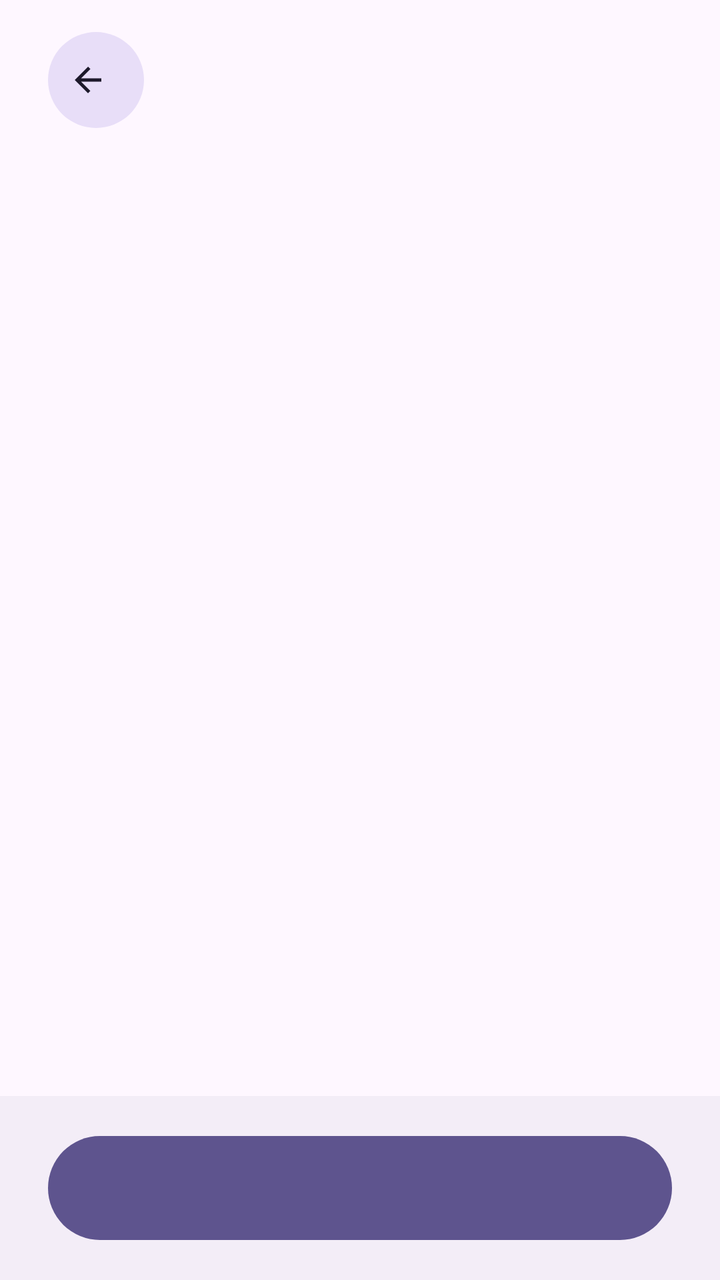
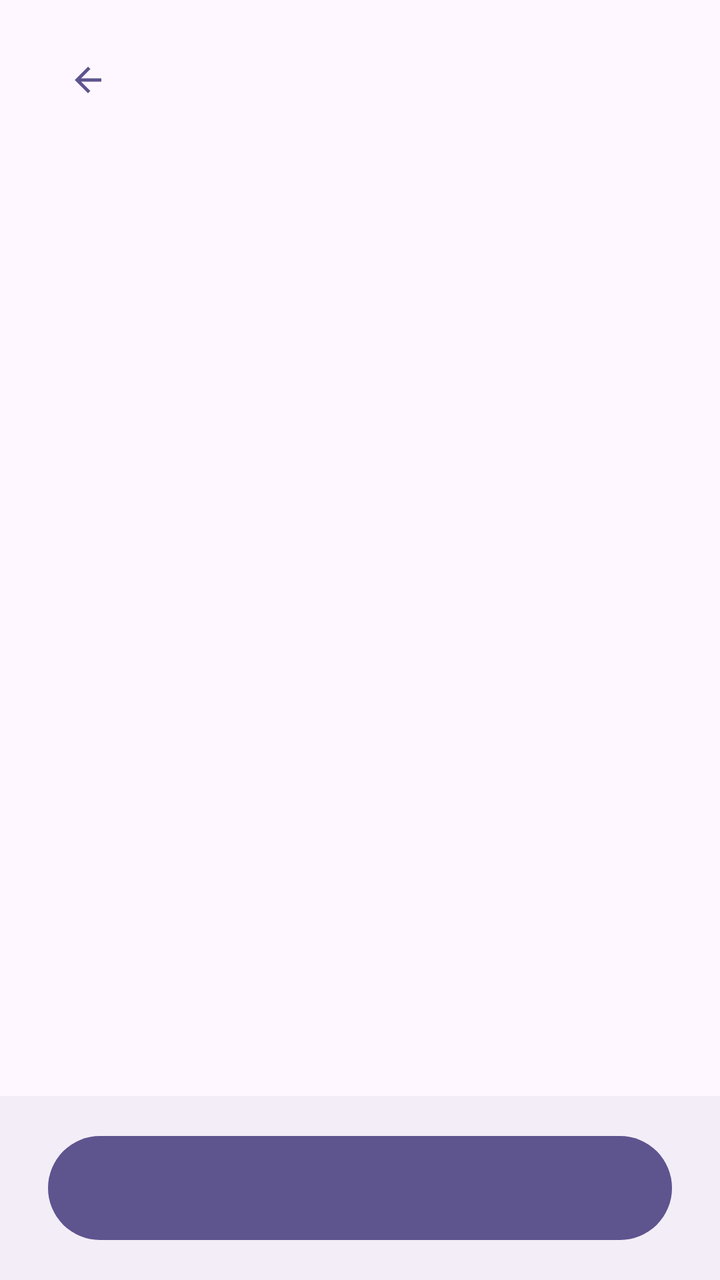

Screens rendered from an Android XML layout before and after an edit, with the pre-edit source and the edit as a unified diff.
<!-- AndroidManifest.xml: application theme Theme.RpgmkPort -->
<!-- res/layout/activity_main.xml -->
<?xml version="1.0" encoding="utf-8"?>
<LinearLayout xmlns:android="http://schemas.android.com/apk/res/android"
    xmlns:app="http://schemas.android.com/apk/res-auto"
    android:id="@+id/raiz"
    android:layout_width="match_parent"
    android:layout_height="match_parent"
    android:background="?attr/colorSurface"
    android:fitsSystemWindows="true"
    android:orientation="vertical">

    <LinearLayout
        android:id="@+id/cabecera"
        android:layout_width="match_parent"
        android:layout_height="wrap_content"
        android:orientation="vertical"
        android:paddingStart="20dp"
        android:paddingTop="12dp"
        android:paddingEnd="20dp">

        <FrameLayout
            android:layout_width="match_parent"
            android:layout_height="56dp">
            <com.google.android.material.button.MaterialButton
                android:id="@+id/atras"
                style="@style/Widget.Material3.Button.IconButton.Filled.Tonal"
                android:layout_width="56dp"
                android:layout_height="56dp"
                android:layout_gravity="center_vertical|start"
                android:contentDescription="@string/atras"
                app:icon="@drawable/ic_atras" />
            <TextView
                android:id="@+id/paso"
                style="@style/Rpg.Etiqueta"
                android:layout_width="wrap_content"
                android:layout_height="wrap_content"
                android:layout_gravity="center"
                android:letterSpacing="0.12" />
        </FrameLayout>

        
        <LinearLayout
            android:id="@+id/barras"
            android:layout_width="match_parent"
            android:layout_height="wrap_content"
            android:layout_marginTop="12dp"
            android:orientation="horizontal" />
    </LinearLayout>

    <ScrollView
        android:layout_width="match_parent"
        android:layout_height="0dp"
        android:layout_weight="1"
        android:fillViewport="true">
        <FrameLayout
            android:id="@+id/contenido"
            android:layout_width="match_parent"
            android:layout_height="wrap_content"
            android:paddingStart="24dp"
            android:paddingTop="24dp"
            android:paddingEnd="24dp"
            android:paddingBottom="24dp" />
    </ScrollView>

    <LinearLayout
        android:layout_width="match_parent"
        android:layout_height="wrap_content"
        android:background="?attr/colorSurfaceContainer"
        android:orientation="vertical"
        android:paddingStart="24dp"
        android:paddingTop="16dp"
        android:paddingEnd="24dp"
        android:paddingBottom="16dp">
        <com.google.android.material.button.MaterialButton
            android:id="@+id/siguiente"
            style="@style/Rpg.Boton"
            android:layout_width="match_parent"
            android:layout_height="wrap_content" />
        <TextView
            android:id="@+id/ayuda"
            android:layout_width="match_parent"
            android:layout_height="wrap_content"
            android:layout_marginTop="8dp"
            android:gravity="center"
            android:textAppearance="?attr/textAppearanceBodySmall"
            android:textColor="?attr/colorOnSurfaceVariant"
            android:visibility="gone" />
    </LinearLayout>
</LinearLayout>
<!-- resources referenced by this layout -->
<resources>
  <!-- drawable ic_atras (drawable) -->
  <?xml version="1.0" encoding="utf-8"?>
  <vector xmlns:android="http://schemas.android.com/apk/res/android" android:width="24dp" android:height="24dp" android:viewportWidth="24" android:viewportHeight="24" android:tint="?attr/colorControlNormal">
      <path android:fillColor="@android:color/white" android:pathData="M20,11H7.83l5.59,-5.59L12,4l-8,8 8,8 1.41,-1.41L7.83,13H20v-2z"/>
  </vector>
  <string name="atras">Atrás</string>
  <style name="Rpg.Boton" parent="Widget.Material3.Button">
          <item name="android:minHeight">60dp</item>
          <item name="android:textAppearance">?attr/textAppearanceTitleMedium</item>
      </style>
  <style name="Rpg.Etiqueta" parent="">
          <item name="android:textAppearance">?attr/textAppearanceLabelLarge</item>
          <item name="android:letterSpacing">0.25</item>
          <item name="android:textAllCaps">true</item>
          <item name="android:textColor">?attr/colorOnSurfaceVariant</item>
      </style>
  <style name="Theme.RpgmkPort" parent="Theme.Material3.DayNight.NoActionBar">
          <item name="colorPrimary">@color/semilla</item>
          <item name="android:statusBarColor">@android:color/transparent</item>
          <item name="android:navigationBarColor">@android:color/transparent</item>
      </style>
  <color name="semilla">#5E548E</color>
</resources>

<!-- the commit's change to res/layout/activity_main.xml (unified diff, before → after) -->
@@ -17,33 +17,28 @@
         android:paddingTop="12dp"
         android:paddingEnd="20dp">
 
-        <FrameLayout
+        
+        <LinearLayout
             android:layout_width="match_parent"
-            android:layout_height="56dp">
+            android:layout_height="56dp"
+            android:gravity="center_vertical"
+            android:orientation="horizontal">
             <com.google.android.material.button.MaterialButton
                 android:id="@+id/atras"
-                style="@style/Widget.Material3.Button.IconButton.Filled.Tonal"
-                android:layout_width="56dp"
-                android:layout_height="56dp"
-                android:layout_gravity="center_vertical|start"
+                style="@style/Widget.Material3.Button.IconButton"
+                android:layout_width="48dp"
+                android:layout_height="48dp"
                 android:contentDescription="@string/atras"
                 app:icon="@drawable/ic_atras" />
-            <TextView
-                android:id="@+id/paso"
-                style="@style/Rpg.Etiqueta"
-                android:layout_width="wrap_content"
+            <LinearLayout
+                android:id="@+id/barras"
+                android:layout_width="0dp"
                 android:layout_height="wrap_content"
-                android:layout_gravity="center"
-                android:letterSpacing="0.12" />
-        </FrameLayout>
-
-        
-        <LinearLayout
-            android:id="@+id/barras"
-            android:layout_width="match_parent"
-            android:layout_height="wrap_content"
-            android:layout_marginTop="12dp"
-            android:orientation="horizontal" />
+                android:layout_marginStart="8dp"
+                android:layout_weight="1"
+                android:gravity="center_vertical"
+                android:orientation="horizontal" />
+        </LinearLayout>
     </LinearLayout>
 
     <ScrollView
<!-- resource entries referenced after the edit -->
@@ -10,12 +10,6 @@
           <item name="android:minHeight">60dp</item>
           <item name="android:textAppearance">?attr/textAppearanceTitleMedium</item>
       </style>
-  <style name="Rpg.Etiqueta" parent="">
-          <item name="android:textAppearance">?attr/textAppearanceLabelLarge</item>
-          <item name="android:letterSpacing">0.25</item>
-          <item name="android:textAllCaps">true</item>
-          <item name="android:textColor">?attr/colorOnSurfaceVariant</item>
-      </style>
   <style name="Theme.RpgmkPort" parent="Theme.Material3.DayNight.NoActionBar">
           <item name="colorPrimary">@color/semilla</item>
           <item name="android:statusBarColor">@android:color/transparent</item>
